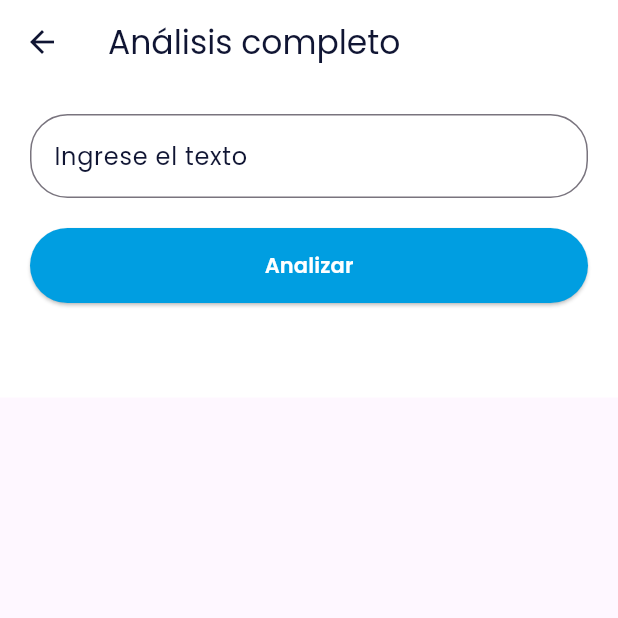
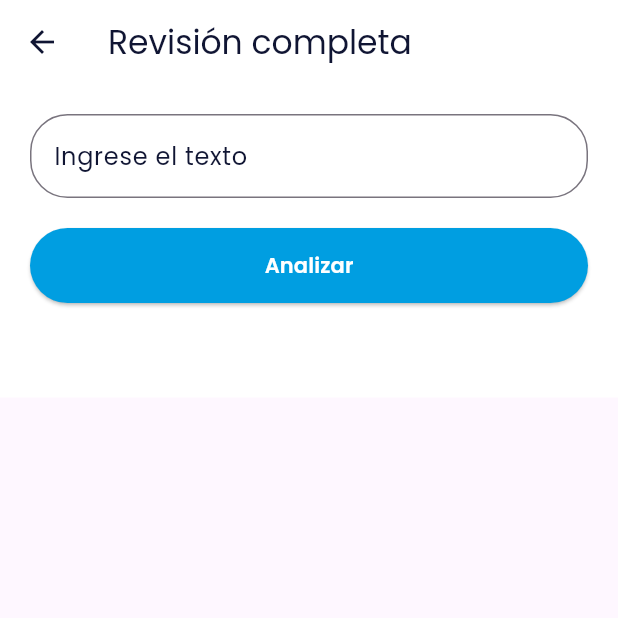
Before and after one commit to JoseMartinez77/Fluentify, a Flutter app: the screen it shows after launch, after a tap on "¡Vamos!", on a phone screen of 412 x 824 dp, the top half of it. Run offline on Flutter 3.47's test engine with Material 3 defaults, Android fonts, the phone set to English and light mode, and no system bars; our stand-ins replace carousel_slider; network calls fail; project files that could hold a hidden picture were left out.

Commit message:
Correcting spelling

```diff
--- a/lib/presentation/screens/home_screen.dart
+++ b/lib/presentation/screens/home_screen.dart
@@ -23,7 +23,7 @@ class _HomeScreenState extends State<HomeScreen> {
   Widget build(BuildContext context) {
     final List<CustomCardCarousel> customCards = [
       CustomCardCarousel(
-        title: 'Gramatica',
+        title: 'Gramática',
         description:
             '\nComprobar errores: \n- Gramaticales \n- Ortográficos \n- Puntuación \n- Estilo.',
         //image: const AssetImage('assets/images/gramatica.png'),
@@ -35,7 +35,7 @@ class _HomeScreenState extends State<HomeScreen> {
         },
       ),
       CustomCardCarousel(
-        title: 'Ortografia',
+        title: 'Ortografía',
         description: '\n- Busqueda de errores tipográficos.',
         //image: const AssetImage('assets/images/gramatica.png'),
         onPressed: () {
--- a/lib/presentation/screens/revision_complete_screen.dart
+++ b/lib/presentation/screens/revision_complete_screen.dart
@@ -21,7 +21,7 @@ class _RevisionCompleteScreenState extends State<RevisionCompleteScreen> {
     return Scaffold(
       appBar: AppBar(
         title: const Text(
-          'Análisis completo',
+          'Revisión completa',
           style: TextStyle(
             color: Color(0xFF101533),
           ),
```
Also changed, not shown: 1 other file.
